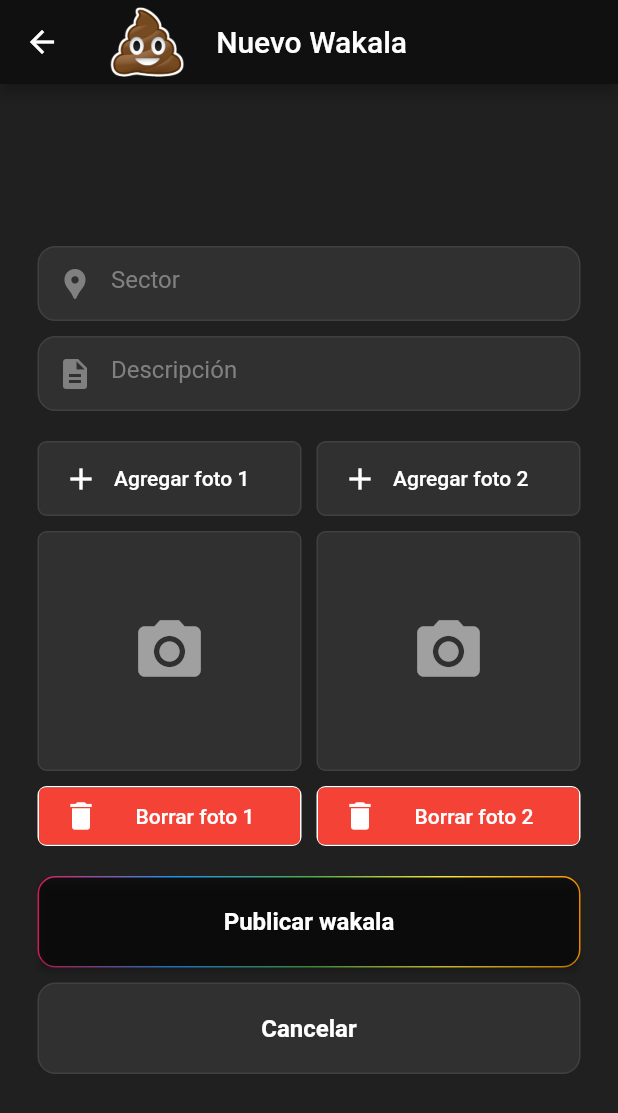
After one commit to nayenjoaquin/wakala-app, a Flutter app: the NewWakala screen opened directly, on a phone screen of 412 x 824 dp. The commit adds this screen. Shown: the top 1113 px of the screen. Run offline on Flutter 3.47's test engine with Material 2 defaults, Android fonts, the phone set to English and light mode, and no system bars; our stand-ins replace google_fonts, gradient_borders, image_picker, shared_preferences; accounts and stored records are empty; network calls fail.

Commit message:
new wakala form

```diff
--- a/lib/pages/home.dart
+++ b/lib/pages/home.dart
@@ -2,6 +2,7 @@ import 'dart:convert';
 import 'package:flutter/material.dart';
 import 'package:gradient_borders/box_borders/gradient_box_border.dart';
 import 'package:intl/intl.dart';
+import 'package:wakala/pages/new-post.dart';
 import 'package:wakala/services/wakalasService.dart';
 
 import '../models/wakala.dart';
@@ -41,7 +42,12 @@ class _HomeState extends State<Home> {
 
     return Scaffold(
       floatingActionButton: FloatingActionButton(
-        onPressed: () {},
+        onPressed: () {
+          Navigator.push(
+            context,
+            MaterialPageRoute(builder: (context) => const NewWakala()),
+          );
+        },
         backgroundColor: Colors.transparent,
         child: const Image(
           image: logo,
@@ -108,6 +114,8 @@ class _HomeState extends State<Home> {
                               style: ElevatedButton.styleFrom(
                                 elevation: 0,
                                 backgroundColor: Colors.transparent,
+                                minimumSize: Size.zero,
+                                padding: EdgeInsets.zero,
                               ),
                               child: Icon(
                                 Icons.chevron_right,
--- /dev/null
+++ b/lib/pages/new-post.dart
@@ -0,0 +1,423 @@
+// ignore_for_file: prefer_const_constructors, prefer_const_literals_to_create_immutables
+import 'dart:io';
+
+import 'package:flutter/services.dart';
+import 'package:gradient_borders/box_borders/gradient_box_border.dart';
+import 'package:image_picker/image_picker.dart';
+
+import '../global.dart';
+import 'package:flutter/material.dart';
+
+class NewWakala extends StatefulWidget {
+  const NewWakala({super.key});
+
+  @override
+  State<NewWakala> createState() => _NewWakalaState();
+}
+
+class _NewWakalaState extends State<NewWakala> {
+  TextEditingController sectorController = TextEditingController();
+  TextEditingController descController = TextEditingController();
+
+  File? image1;
+  File? image2;
+
+  Future takePicture1() async {
+    try {
+      final image = await ImagePicker().pickImage(source: ImageSource.camera);
+      if (image == null) return;
+
+      final imageTemporary = File(image.path);
+      this.image1 = imageTemporary;
+    } on PlatformException catch (e) {
+      print('Error al cargar imagen');
+    }
+  }
+
+  Future deletePicture1() async {
+    if (this.image1 == null) return;
+    image1 = null;
+  }
+
+  Future takePicture2() async {
+    try {
+      final image = await ImagePicker().pickImage(source: ImageSource.camera);
+      if (image == null) return;
+
+      final imageTemporary = File(image.path);
+      this.image2 = imageTemporary;
+    } on PlatformException catch (e) {
+      print('Error al cargar imagen');
+    }
+  }
+
+  Future deletePicture2() async {
+    if (this.image2 == null) return;
+    image1 = null;
+  }
+
+  @override
+  Widget build(BuildContext context) {
+    const logo = AssetImage('assets/logo.png');
+
+    return Scaffold(
+      appBar: AppBar(
+        title: Row(
+          children: [
+            Image(image: logo, height: 50),
+            SizedBox(width: 20),
+            Text('Nuevo Wakala'),
+          ],
+        ),
+        backgroundColor: Color.fromARGB(255, 16, 16, 16),
+      ),
+      backgroundColor: Color.fromARGB(255, 32, 32, 32),
+      body: SafeArea(
+        child: Center(
+          child: Padding(
+            padding: const EdgeInsets.symmetric(horizontal: 25),
+            child: SingleChildScrollView(
+              child: Column(
+                children: [
+                  // Sector input
+                  Container(
+                    padding: EdgeInsets.only(right: 10),
+                    decoration: BoxDecoration(
+                      color: const Color.fromARGB(255, 48, 48, 48),
+                      border: Border.all(
+                        color: const Color.fromARGB(255, 64, 64, 64),
+                      ),
+                      borderRadius: BorderRadius.circular(12),
+                    ),
+                    child: TextField(
+                      controller: sectorController,
+                      style: const TextStyle(color: Colors.white),
+                      decoration: const InputDecoration(
+                        border: InputBorder.none,
+                        hintText: 'Sector',
+                        hintStyle: TextStyle(
+                          color: Color.fromARGB(255, 128, 128, 128),
+                        ),
+                        prefixIcon: Icon(
+                          Icons.location_pin,
+                          color: Color.fromARGB(255, 128, 128, 128),
+                        ),
+                      ),
+                    ),
+                  ),
+
+                  SizedBox(height: 10),
+
+                  // Description input
+                  Container(
+                    padding: EdgeInsets.only(right: 10),
+                    decoration: BoxDecoration(
+                      color: const Color.fromARGB(255, 48, 48, 48),
+                      border: Border.all(
+                        color: const Color.fromARGB(255, 64, 64, 64),
+                      ),
+                      borderRadius: BorderRadius.circular(12),
+                    ),
+                    child: TextField(
+                      controller: descController,
+                      maxLines: null,
+                      style: const TextStyle(color: Colors.white),
+                      decoration: const InputDecoration(
+                        border: InputBorder.none,
+                        hintText: 'Descripción',
+                        hintStyle: TextStyle(
+                          color: Color.fromARGB(255, 128, 128, 128),
+                        ),
+                        prefixIcon: Icon(
+                          Icons.description,
+                          color: Color.fromARGB(255, 128, 128, 128),
+                        ),
+                      ),
+                    ),
+                  ),
+
+                  SizedBox(height: 20),
+
+                  // Foto selector
+                  Row(
+                    children: [
+                      Expanded(
+                        child: Column(
+                          children: [
+                            // take photo button
+                            Container(
+                              decoration: BoxDecoration(
+                                color: const Color.fromARGB(255, 48, 48, 48),
+                                border: Border.all(
+                                  color: const Color.fromARGB(255, 64, 64, 64),
+                                ),
+                                borderRadius: BorderRadius.circular(6),
+                              ),
+                              child: ElevatedButton(
+                                onPressed: () {
+                                  takePicture1();
+                                },
+                                style: ElevatedButton.styleFrom(
+                                  backgroundColor:
+                                      Color.fromARGB(255, 48, 48, 48),
+                                  shadowColor: Colors.transparent,
+                                ),
+                                child: Row(
+                                  children: [
+                                    Icon(
+                                      Icons.add,
+                                      color: Colors.white,
+                                    ),
+                                    SizedBox(width: 10),
+                                    Text('Agregar foto 1')
+                                  ],
+                                ),
+                              ),
+                            ),
+
+                            SizedBox(height: 10),
+
+                            // Image preview
+                            Container(
+                              width: double.infinity,
+                              height: 160,
+                              decoration: BoxDecoration(
+                                color: const Color.fromARGB(255, 48, 48, 48),
+                                border: Border.all(
+                                  color: const Color.fromARGB(255, 64, 64, 64),
+                                ),
+                                borderRadius: BorderRadius.circular(6),
+                              ),
+                              child: image1 != null
+                                  ? Image.file(
+                                      image1!,
+                                      fit: BoxFit.cover,
+                                    )
+                                  : Icon(
+                                      Icons.camera_alt,
+                                      color: Colors.white54,
+                                      size: 50,
+                                    ),
+                            ),
+
+                            SizedBox(height: 10),
+
+                            // Delete Button
+                            Container(
+                              height: 40,
+                              decoration: BoxDecoration(
+                                border: Border.all(
+                                  color: Colors.white,
+                                ),
+                                borderRadius: BorderRadius.circular(6),
+                              ),
+                              child: ElevatedButton(
+                                onPressed: () {
+                                  deletePicture1();
+                                },
+                                style: ElevatedButton.styleFrom(
+                                  backgroundColor: Colors.red,
+                                  shadowColor: Colors.transparent,
+                                ),
+                                child: Row(
+                                  children: [
+                                    Icon(
+                                      Icons.delete,
+                                      color: Colors.white,
+                                    ),
+                                    SizedBox(width: 10),
+                                    Expanded(
+                                      child: Align(
+                                        alignment: Alignment.center,
+                                        child: Text('Borrar foto 1'),
+                                      ),
+                                    )
+                                  ],
+                                ),
+                              ),
+                            ),
+                          ],
+                        ),
+                      ),
+                      SizedBox(width: 10),
+                      Expanded(
+                        child: Column(
+                          children: [
+                            // take photo button
+                            Container(
+                              decoration: BoxDecoration(
+                                color: const Color.fromARGB(255, 48, 48, 48),
+                                border: Border.all(
+                                  color: const Color.fromARGB(255, 64, 64, 64),
+                                ),
+                                borderRadius: BorderRadius.circular(6),
+                              ),
+                              child: ElevatedButton(
+                                onPressed: () {
+                                  takePicture2();
+                                },
+                                style: ElevatedButton.styleFrom(
+                                  backgroundColor:
+                                      Color.fromARGB(255, 48, 48, 48),
+                                  shadowColor: Colors.transparent,
+                                ),
+                                child: Row(
+                                  children: [
+                                    Icon(
+                                      Icons.add,
+                                      color: Colors.white,
+                                    ),
+                                    SizedBox(width: 10),
+                                    Text('Agregar foto 2')
+                                  ],
+                                ),
+                              ),
+                            ),
+
+                            SizedBox(height: 10),
+
+                            // Image preview
+                            Container(
+                              width: double.infinity,
+                              height: 160,
+                              decoration: BoxDecoration(
+                                color: const Color.fromARGB(255, 48, 48, 48),
+                                border: Border.all(
+                                  color: const Color.fromARGB(255, 64, 64, 64),
+                                ),
+                                borderRadius: BorderRadius.circular(6),
+                              ),
+                              child: image2 != null
+                                  ? Image.file(
+                                      image2!,
+                                      fit: BoxFit.cover,
+                                    )
+                                  : Icon(
+                                      Icons.camera_alt,
+                                      color: Colors.white54,
+                                      size: 50,
+                                    ),
+                            ),
+
+                            SizedBox(height: 10),
+
+                            // Delete Button
+                            Container(
+                              height: 40,
+                              decoration: BoxDecoration(
+                                border: Border.all(
+                                  color: Colors.white,
+                                ),
+                                borderRadius: BorderRadius.circular(6),
+                              ),
+                              child: ElevatedButton(
+                                onPressed: () {
+                                  deletePicture2();
+                                },
+                                style: ElevatedButton.styleFrom(
+                                  backgroundColor: Colors.red,
+                                  shadowColor: Colors.transparent,
+                                ),
+                                child: Row(
+                                  children: [
+                                    Icon(
+                                      Icons.delete,
+                                      color: Colors.white,
+                                    ),
+                                    SizedBox(width: 10),
+                                    Expanded(
+                                      child: Align(
+                                        alignment: Alignment.center,
+                                        child: Text('Borrar foto 2'),
+                                      ),
+                                    )
+                                  ],
+                                ),
+                              ),
+                            ),
+                          ],
+                        ),
+                      ),
+                    ],
+                  ),
+
+                  SizedBox(height: 20),
+
+                  // Publicar wakala button
+                  Container(
+                    decoration: BoxDecoration(
+                        border: const GradientBoxBorder(
+                          gradient: LinearGradient(
+                            colors: [
+                              Colors.pink,
+                              Colors.blue,
+                              Colors.green,
+                              Colors.yellow,
+                              Colors.orange,
+                            ],
+                          ),
+                        ),
+                        borderRadius: BorderRadius.circular(12),
+                        color: const Color.fromARGB(255, 16, 16, 16)),
+                    child: ElevatedButton(
+                      onPressed: () {},
+                      style: ElevatedButton.styleFrom(
+                        backgroundColor: Colors.transparent,
+                      ),
+                      child: const Padding(
+                        padding: EdgeInsets.all(20),
+                        child: Center(
+                          child: Text(
+                            'Publicar wakala',
+                            style: TextStyle(
+                              color: Colors.white,
+                              fontWeight: FontWeight.bold,
+                              fontSize: 16,
+                            ),
+                          ),
+                        ),
+                      ),
+                    ),
+                  ),
+
+                  SizedBox(height: 10),
+
+                  // Cancel button
+                  Container(
+                    padding: EdgeInsets.all(2),
+                    decoration: BoxDecoration(
+                        border: Border.all(
+                          color: Color.fromARGB(255, 64, 64, 64),
+                        ),
+                        borderRadius: BorderRadius.circular(12),
+                        color: const Color.fromARGB(255, 48, 48, 48)),
+                    child: ElevatedButton(
+                      onPressed: () {},
+                      style: ElevatedButton.styleFrom(
+                        backgroundColor: Color.fromARGB(255, 48, 48, 48),
+                        shadowColor: Colors.transparent,
+                      ),
+                      child: const Padding(
+                        padding: EdgeInsets.all(18),
+                        child: Center(
+                          child: Text(
+                            'Cancelar',
+                            style: TextStyle(
+                              color: Colors.white,
+                              fontWeight: FontWeight.bold,
+                              fontSize: 16,
+                            ),
+                          ),
+                        ),
+                      ),
+                    ),
+                  ),
+                ],
+              ),
+            ),
+          ),
+        ),
+      ),
+    );
+  }
+}
--- a/pubspec.yaml
+++ b/pubspec.yaml
@@ -43,6 +43,7 @@ dependencies:
   shared_preferences: ^2.0.15
   intl: ^0.17.0
   gradient_borders: ^0.2.0
+  image_picker: ^0.8.6
 
 dev_dependencies:
   flutter_test:
```
Also changed, not shown: pubspec.lock.
